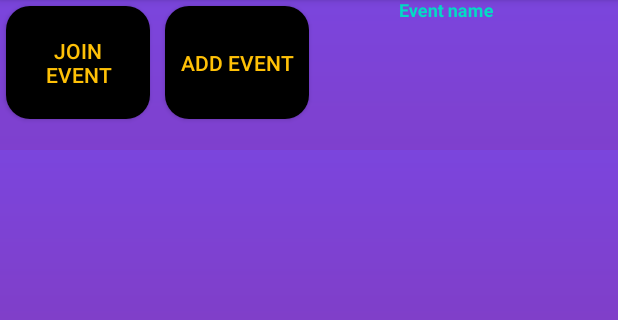
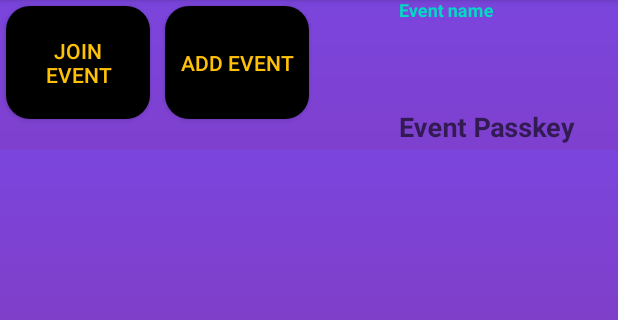
Before and after one commit to picme-gallery/picme-gallery, an Android app: the EventsFragment screen opened directly, with no data from a screen before it, on a phone screen of 412 x 824 dp, the part 84-404 px from its top. Run offline under Robolectric (Android 15) with nearby library versions, the phone set to English and light mode, and no system bars; our stand-ins replace RxJava; 1 statement that could not run was skipped.

Commit message:
made hints in fragment_events and fragment_define_event more visible , fixed hint and string resource

```diff
--- a/app/src/main/res/layout/fragment_events.xml
+++ b/app/src/main/res/layout/fragment_events.xml
@@ -78,6 +78,7 @@
       android:layout_height="50dp"
       android:hint="@string/event_name_"
       android:textStyle="bold"
+      android:textColorHint="@color/black"
       android:inputType="textCapCharacters|textMultiLine|text"
       tools:text="Event Name"/>
 
@@ -97,6 +98,8 @@
       android:layout_width="150dp"
       android:layout_height="50dp"
       android:textStyle="bold"
+      android:textColorHint="@color/black"
+      android:hint="@string/event_passkey"
       android:inputType="textCapCharacters|textMultiLine|text"
       tools:text="Event Passkey"/>
 
--- a/app/src/main/res/values/strings.xml
+++ b/app/src/main/res/values/strings.xml
@@ -18,6 +18,6 @@
   <string name="gallery_info">Get to your gallery folks!</string>
   <string name="this_should_hold_a_gallery">This should hold a gallery</string>
   <string name="event_name_">Event name</string>
-  <string name="event_passkey">Event passkey</string>
+  <string name="event_passkey">Event Passkey</string>
   <string name="event_id_hint">Event ID</string>
 </resources>
```
